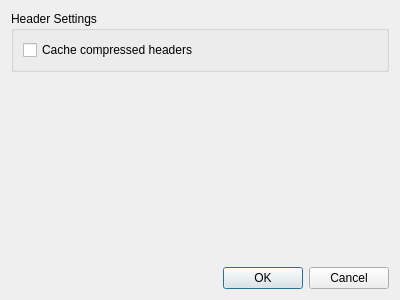
Above: photonfinder/ui/SettingsDialog.ui from bcolyn/PhotonFinder before the change. Below: the same form after it.
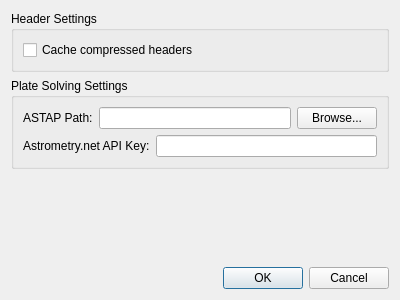
That is the form after the change.

Commit message: Backend for platesolving with Astrometry.net

What changed in the file:
```diff
--- a/photonfinder/ui/SettingsDialog.ui
+++ b/photonfinder/ui/SettingsDialog.ui
@@ -33,6 +33,58 @@
      </layout>
     </widget>
    </item>
+   <item>
+    <widget class="QGroupBox" name="platesolver_group">
+     <property name="title">
+      <string>Plate Solving Settings</string>
+     </property>
+     <layout class="QVBoxLayout" name="platesolver_layout">
+      <item>
+       <layout class="QHBoxLayout" name="astap_layout">
+        <item>
+         <widget class="QLabel" name="astap_label">
+          <property name="text">
+           <string>ASTAP Path:</string>
+          </property>
+         </widget>
+        </item>
+        <item>
+         <widget class="QLineEdit" name="astap_path_edit">
+          <property name="toolTip">
+           <string>Path to the ASTAP executable</string>
+          </property>
+         </widget>
+        </item>
+        <item>
+         <widget class="QPushButton" name="astap_browse_button">
+          <property name="text">
+           <string>Browse...</string>
+          </property>
+         </widget>
+        </item>
+       </layout>
+      </item>
+      <item>
+       <layout class="QHBoxLayout" name="astrometry_layout">
+        <item>
+         <widget class="QLabel" name="astrometry_label">
+          <property name="text">
+           <string>Astrometry.net API Key:</string>
+          </property>
+         </widget>
+        </item>
+        <item>
+         <widget class="QLineEdit" name="astrometry_api_key_edit">
+          <property name="toolTip">
+           <string>API key for astrometry.net</string>
+          </property>
+         </widget>
+        </item>
+       </layout>
+      </item>
+     </layout>
+    </widget>
+   </item>
    <item>
     <spacer name="verticalSpacer">
      <property name="orientation">
```
The commit also changes 8 other files.
